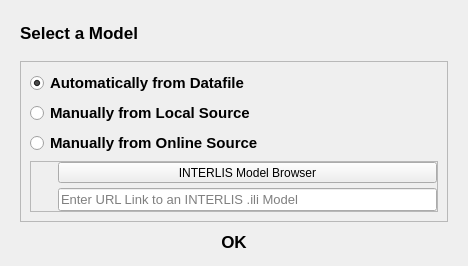
First picture: the form in ui_files/dialog_modelselect.ui, repository MoreIceFitzGerry/iligui, before the edit.
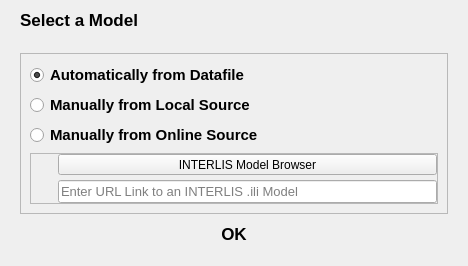
Second picture: the form after the edit. Icons and pictures are not drawn.

Patch:
```diff
--- a/ui_files/dialog_modelselect.ui
+++ b/ui_files/dialog_modelselect.ui
@@ -41,7 +41,7 @@
    <property name="bottomMargin">
     <number>10</number>
    </property>
-   <item>
+   <item alignment="Qt::AlignTop">
     <widget class="QLabel" name="Title">
      <property name="font">
       <font>
@@ -57,7 +57,7 @@
      </property>
     </widget>
    </item>
-   <item>
+   <item alignment="Qt::AlignTop">
     <widget class="QFrame" name="selectionFrame">
      <property name="enabled">
       <bool>true</bool>
@@ -69,7 +69,7 @@
       <enum>QFrame::Raised</enum>
      </property>
      <layout class="QVBoxLayout" name="verticalLayout">
-      <item>
+      <item alignment="Qt::AlignTop">
        <widget class="QRadioButton" name="transferfileRadiobutton">
         <property name="sizePolicy">
          <sizepolicy hsizetype="Preferred" vsizetype="Preferred">
@@ -103,7 +103,7 @@
         </attribute>
        </widget>
       </item>
-      <item>
+      <item alignment="Qt::AlignTop">
        <widget class="QRadioButton" name="localsearchRadiobutton">
         <property name="sizePolicy">
          <sizepolicy hsizetype="Preferred" vsizetype="Preferred">
@@ -128,7 +128,7 @@
         </attribute>
        </widget>
       </item>
-      <item>
+      <item alignment="Qt::AlignTop">
        <widget class="QRadioButton" name="onlinesearchRadiobutton">
         <property name="sizePolicy">
          <sizepolicy hsizetype="Preferred" vsizetype="Preferred">
@@ -162,7 +162,7 @@
         </attribute>
        </widget>
       </item>
-      <item>
+      <item alignment="Qt::AlignTop">
        <widget class="QFrame" name="queryFrame">
         <property name="frameShape">
          <enum>QFrame::StyledPanel</enum>
@@ -248,7 +248,7 @@
      </layout>
     </widget>
    </item>
-   <item alignment="Qt::AlignHCenter">
+   <item alignment="Qt::AlignHCenter|Qt::AlignTop">
     <widget class="QPushButton" name="okButton">
      <property name="sizePolicy">
       <sizepolicy hsizetype="Expanding" vsizetype="Fixed">
```
Left out of the diff: 2 changed lines with no effect on the pictures.
